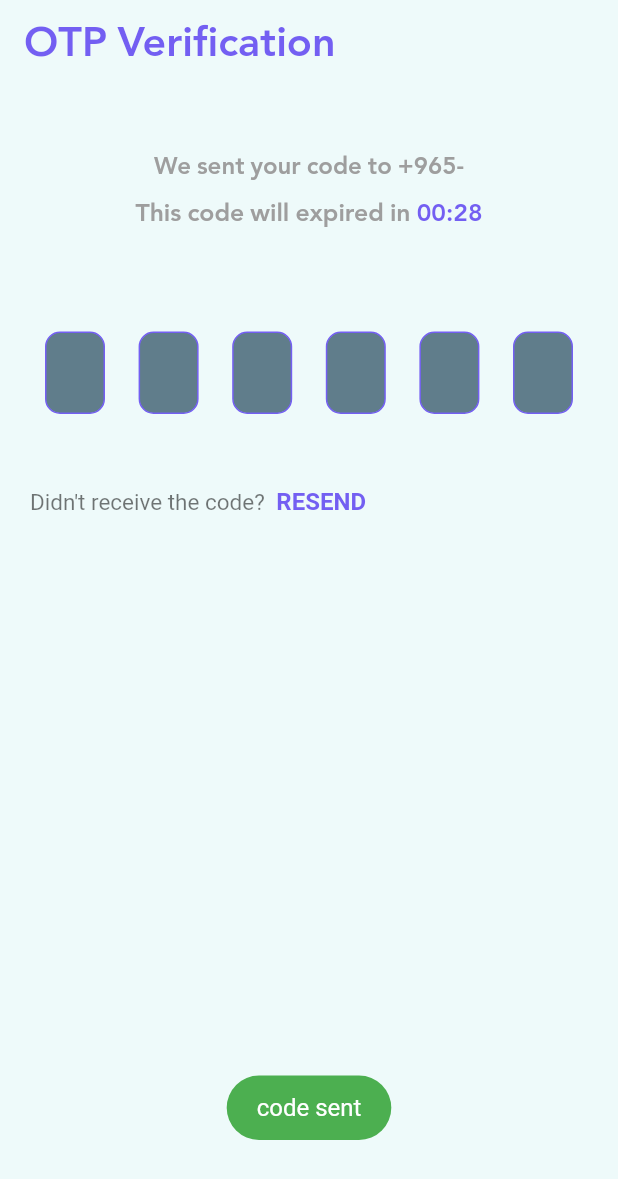
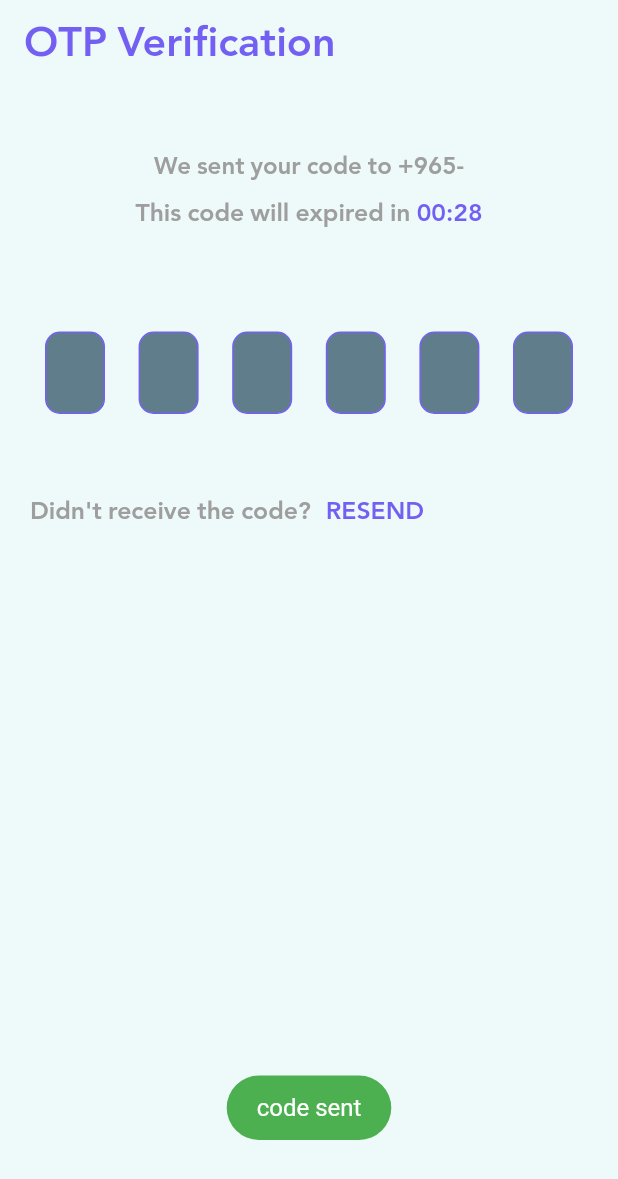
Before and after one commit to mouni-eng/Education_App, a Flutter app: the OTPView screen opened directly with empty values, on a phone screen of 412 x 824 dp. Shown: the top 1179 px of the screen. Run offline on Flutter 3.47's test engine with Material 2 defaults, Android fonts, the phone set to English and light mode, and no system bars; our stand-ins replace bloc, cloud_firestore, conditional_builder, easy_localization, firebase_auth, firebase_core and 13 more; missing offline and left inert: myfatoorah_flutter; accounts and stored records are empty; network calls fail.

Commit message:
Payment last update

```diff
--- a/lib/views/auth_views/otp_verfication_view.dart
+++ b/lib/views/auth_views/otp_verfication_view.dart
@@ -93,19 +93,19 @@ class _OTPViewState extends State<OTPView> {
           ),
           Padding(
             padding: EdgeInsets.symmetric(horizontal: 20.0),
-            child: RichText(
-              textAlign: TextAlign.center,
-              text: TextSpan(
-                  text: "Didn't receive the code? ",
-                  style: TextStyle(color: Colors.black54, fontSize: 15),
-                  children: [
-                    TextSpan(
-                        text: " RESEND",
-                        style: TextStyle(
-                            color: kPrimaryColor,
-                            fontWeight: FontWeight.bold,
-                            fontSize: 16))
-                  ]),
+            child: Row(
+              children: [
+                Text("Didn't receive the code?", style: Theme.of(context).textTheme.bodyText2,),
+                SizedBox(width: 10,),
+                InkWell(
+                  onTap: () {
+                    _verifyPhone();
+                  },
+                  child: Text("RESEND", style: Theme.of(context).textTheme.bodyText2!.copyWith(
+                    color: kPrimaryColor,
+                  ),),
+                ),
+              ],
             ),
           )
         ],
@@ -115,7 +115,7 @@ class _OTPViewState extends State<OTPView> {
 
   _verifyPhone() async {
     await FirebaseAuth.instance.verifyPhoneNumber(
-        phoneNumber: '+965${widget.phone}',
+        phoneNumber: '+20${widget.phone}',
         verificationCompleted: (PhoneAuthCredential credential) async {
           await FirebaseAuth.instance
               .signInWithCredential(credential)
@@ -131,7 +131,7 @@ class _OTPViewState extends State<OTPView> {
           }).catchError((error) { showToast(text: error.toString(), state: ToastState.ERROR);} );
         },
         verificationFailed: (FirebaseAuthException e) {
-          print(e.message);
+          showToast(text: e.toString(), state: ToastState.ERROR);
         },
         codeSent: (String? verficationID, int? resendToken) {
           setState(() {
--- a/lib/views/auth_views/signup_view.dart
+++ b/lib/views/auth_views/signup_view.dart
@@ -120,7 +120,7 @@ class RegisterView extends StatelessWidget {
                   defaultFormField(
                     context: context,
                     controller: _phoneEditingController,
-                    maxLength: 8,
+                    maxLength: 10,
                     type: TextInputType.phone,
                     validate: (value) {
                       if (value!.isEmpty) {
```
